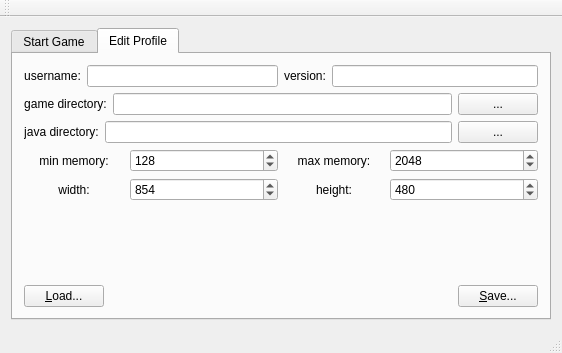
Before: the Qt Designer form Kaminec/kamineclauncher.ui in kaniol-lck/Kaminec, drawn with Qt 5.
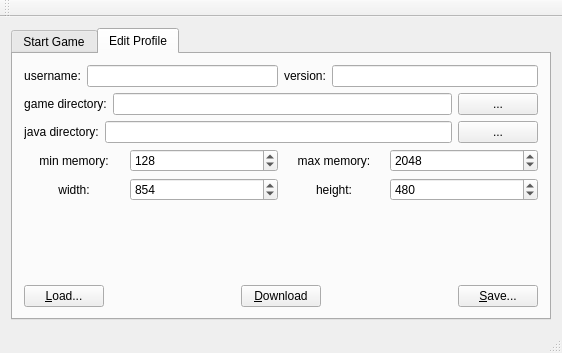
After: the same form once the commit is applied. The open tabs and pages were chosen to show the change.

Commit message:
downloadManager completed
The download module could work corretly.
3.0 is coming

The edit to the form file:
```diff
--- a/Kaminec/kamineclauncher.ui
+++ b/Kaminec/kamineclauncher.ui
@@ -448,6 +448,26 @@
               </property>
              </spacer>
             </item>
+            <item>
+             <widget class="QPushButton" name="download_pb">
+              <property name="text">
+               <string>&amp;Download</string>
+              </property>
+             </widget>
+            </item>
+            <item>
+             <spacer name="horizontalSpacer_2">
+              <property name="orientation">
+               <enum>Qt::Horizontal</enum>
+              </property>
+              <property name="sizeHint" stdset="0">
+               <size>
+                <width>40</width>
+                <height>20</height>
+               </size>
+              </property>
+             </spacer>
+            </item>
             <item>
              <widget class="QPushButton" name="save_pb">
               <property name="text">
```
The commit also changes 7 other files.
